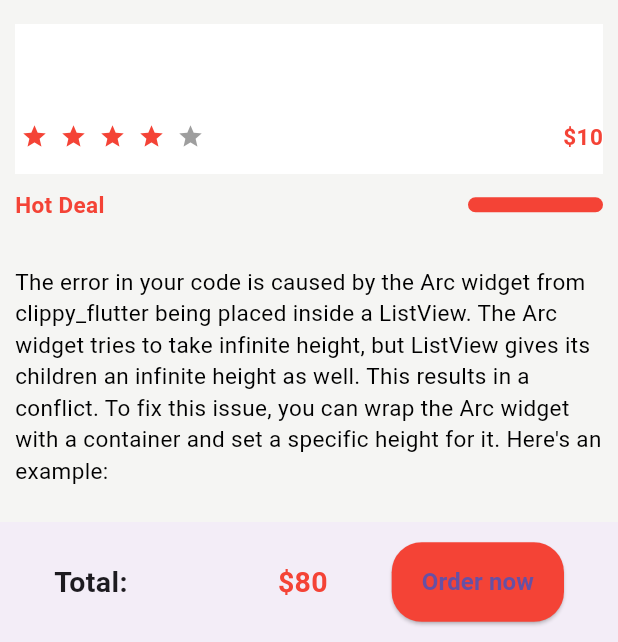
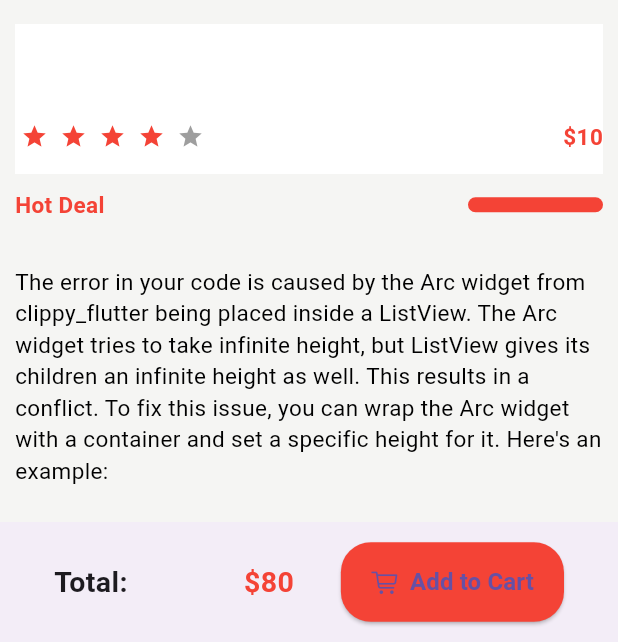
Before and after one commit to Katchietsnouva/family_health_app, a Flutter app: the ItemsPage screen opened by its route, on a phone screen of 412 x 824 dp, the part 594-1236 px from its top. Run offline on Flutter 3.47's test engine with Material 3 defaults, Android fonts, the phone set to English and light mode, and no system bars; drawn by our look-alikes of flutter_rating_bar; missing offline and left inert: clippy_flutter.

Commit message:
commit major 0.86

```diff
--- a/lib/Widgets/ItemBottomNavBar.dart
+++ b/lib/Widgets/ItemBottomNavBar.dart
@@ -1,3 +1,4 @@
+import 'package:flutter/cupertino.dart';
 import 'package:flutter/material.dart';
 
 class ItemBottomNavBar extends StatelessWidget {
@@ -25,7 +26,7 @@ class ItemBottomNavBar extends StatelessWidget {
               color: Colors.red,
             ),
             ),
-            ElevatedButton(
+            ElevatedButton.icon(
               onPressed:(){} ,
               style: ButtonStyle(
                 backgroundColor: MaterialStateProperty.all(Colors.red),
@@ -39,7 +40,8 @@ class ItemBottomNavBar extends StatelessWidget {
                   RoundedRectangleBorder(borderRadius: BorderRadius.circular(20)),
                 ),
               ),
-              child: Text("Order now",
+              icon: Icon(CupertinoIcons.cart),
+              label: Text("Add to Cart",
               style: TextStyle(fontSize: 16,
               fontWeight: FontWeight.bold),),
         )
```
